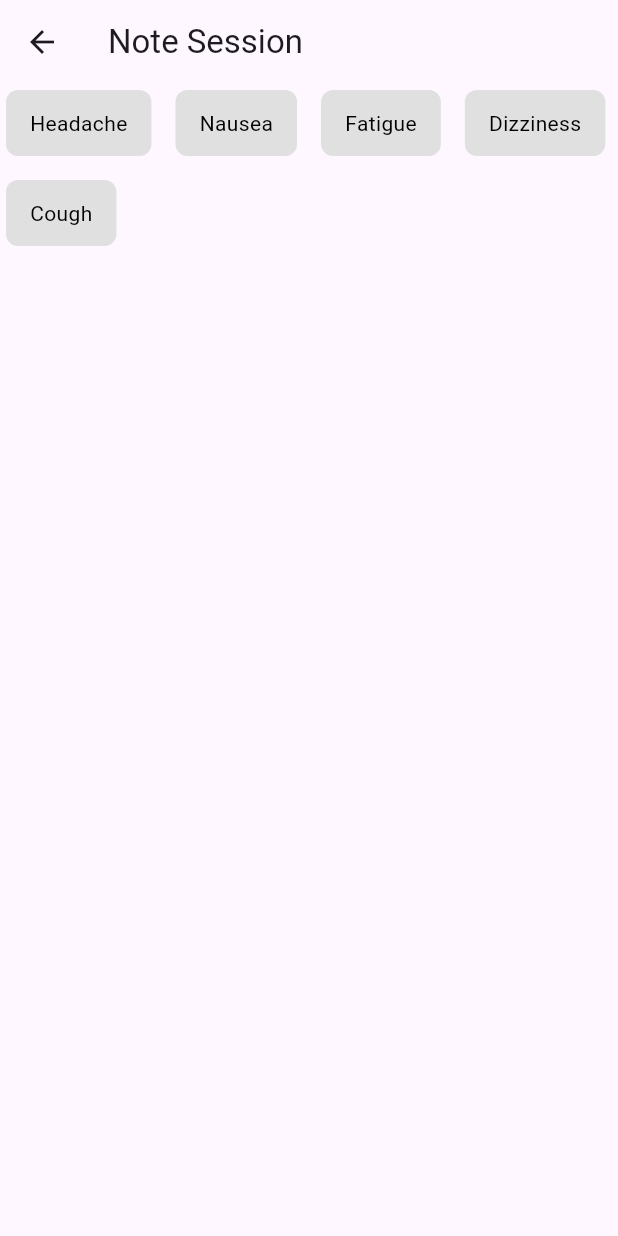
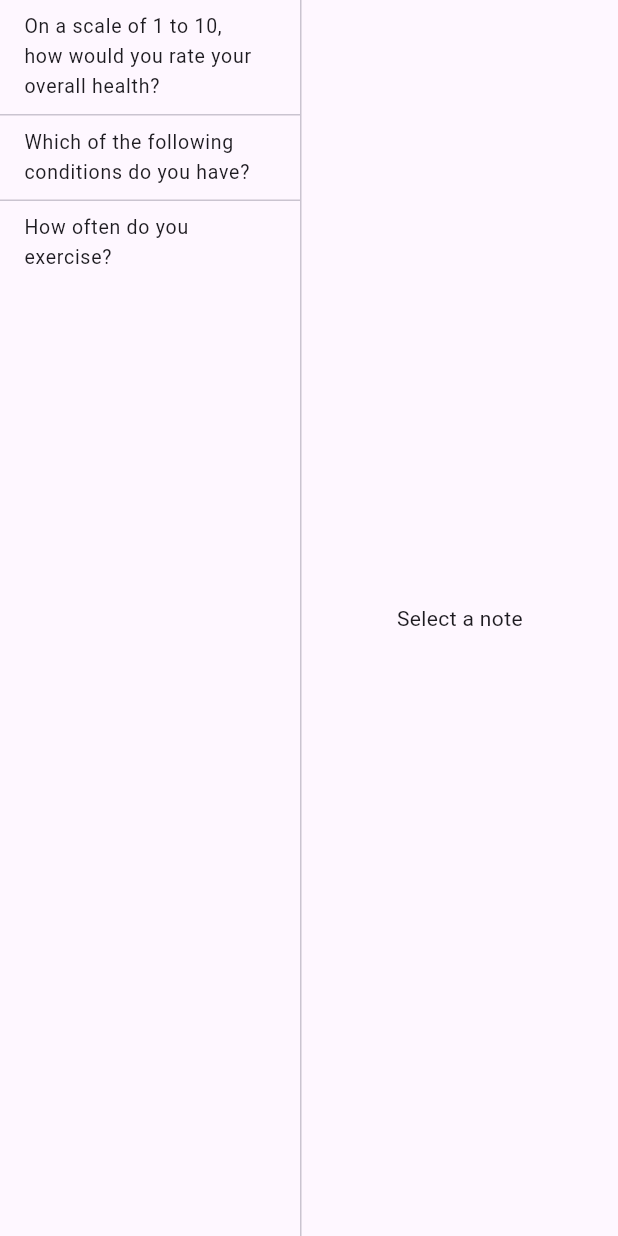
Before and after one commit to apasim-io/hands-free-notes, a Flutter app: the screen it shows after launch, after a tap on "Go to note session", on a phone screen of 412 x 824 dp. Run offline on Flutter 3.47's test engine with Material 3 defaults, Android fonts, the phone set to English and light mode, and no system bars.

Commit message:
added some code for note session screen

```diff
--- a/OneTouch/one_touch/lib/Pages/note_session.dart
+++ b/OneTouch/one_touch/lib/Pages/note_session.dart
@@ -38,16 +38,55 @@ MultipleChoiceNote note3 = new MultipleChoiceNote(
 
 List<Note> notesList = [note1, note2, note3];
 
-class NoteSession extends StatelessWidget {
+class NoteSession extends StatefulWidget {
   final Template template;
-
   const NoteSession({super.key, required this.template});
 
   @override
+  State<NoteSession> createState() => _NoteSessionState();
+}
+
+class _NoteSessionState extends State<NoteSession> {
+  int? selected; //this is to chagne the widget showing on the right
+
+  @override
   Widget build(BuildContext context) {
+    final notes = widget.template.notes;
+
     return Scaffold(
-      appBar: AppBar(title: const Text('Note Session')),
-      body: note3.toGui()
+      body: Row(
+        crossAxisAlignment: CrossAxisAlignment.stretch,
+        children: [
+          //left column: one item per note in the template.
+          SizedBox(
+            width: 200, // tweak as you like
+            child: ListView.separated( //seperated until they become there own squares
+              physics: const AlwaysScrollableScrollPhysics(),
+              itemCount: notes.length,
+              itemBuilder: (context, index) {
+                final note = notes[index];//use this later to
+                return ListTile( //so it can be clicked on
+                  dense: true,
+                  title: Text(note.question),//example**
+                  onTap: () => setState(() => selected = index),
+                );
+              },
+              separatorBuilder: (_, __) => const Divider(height: 1),
+            ),
+          ),
+          //divider should just be a line to seperate them
+          const VerticalDivider(width: 1),
+          //Right column expands to fill space
+          Expanded(
+            child: (selected == null)
+                ? const Center(child: Text('Select a note'))
+                : KeyedSubtree(
+                    key: ValueKey(selected), // or ObjectKey(notes[selected!])
+                    child: notes[selected!].toGui(),
+                  ),
+          )
+        ],
+      ),
     );
   }
 }
```
